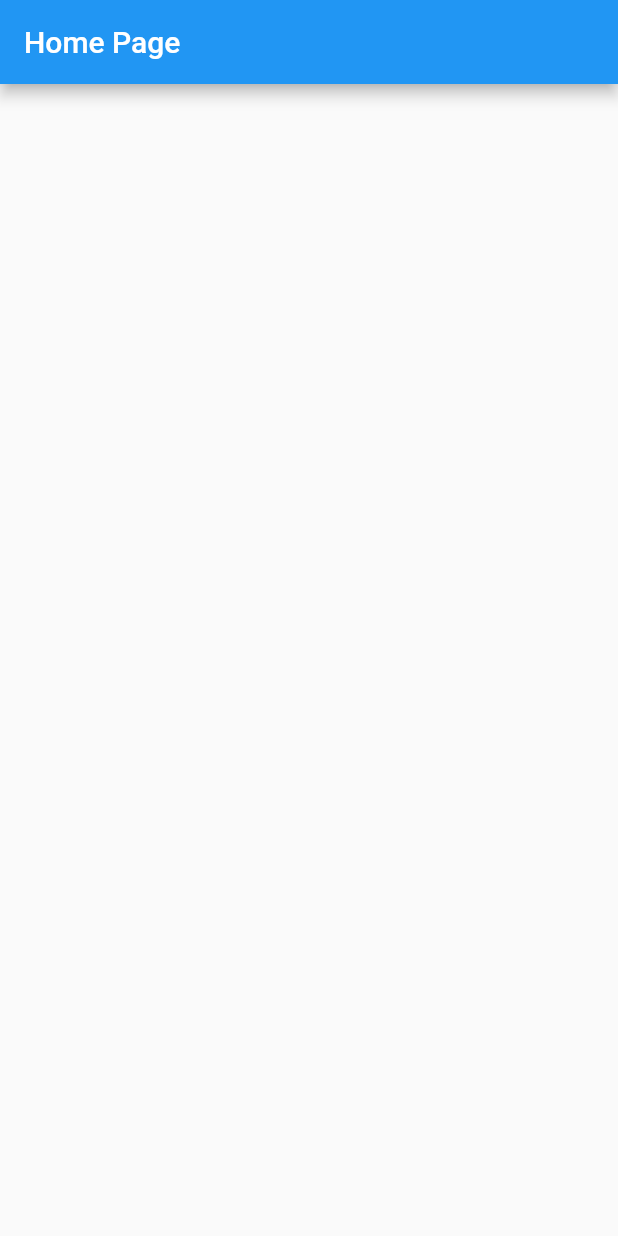
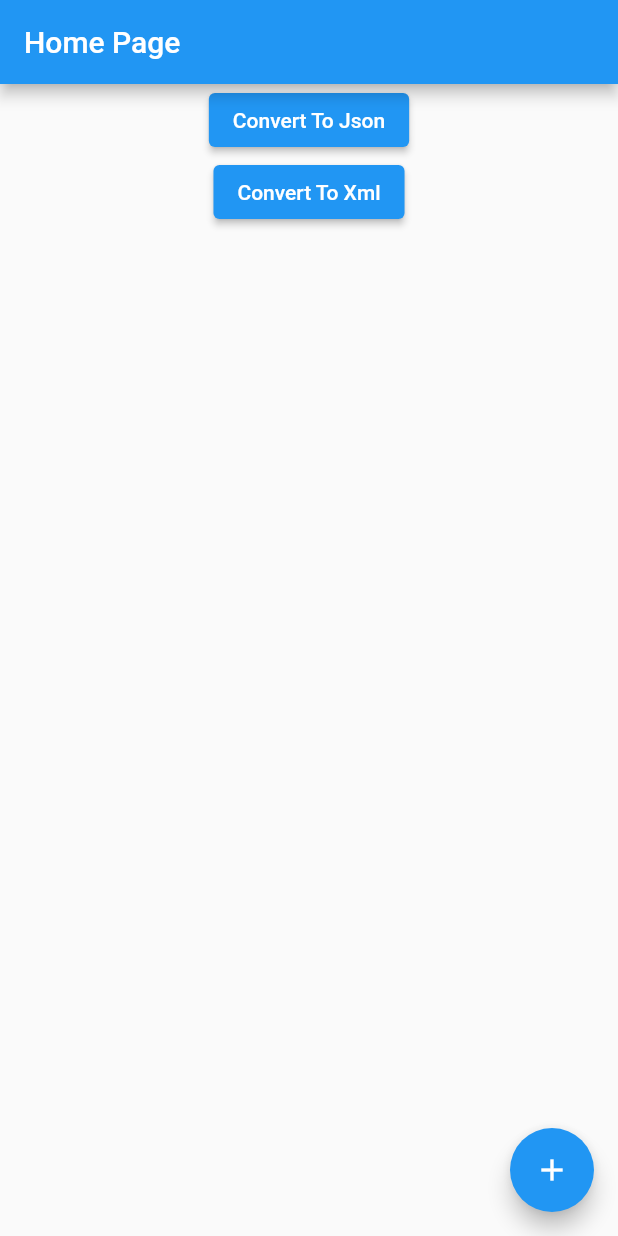
Before and after one commit to hasanyatar/XmlToJson, a Flutter app: the screen it shows after launch, on a phone screen of 412 x 824 dp. Run offline on Flutter 3.47's test engine with Material 2 defaults, Android fonts, the phone set to English and light mode, and no system bars; missing offline and left inert: xml2json, xml_map_converter.

Commit message:
Add converter xml

```diff
--- a/app/lib/main.dart
+++ b/app/lib/main.dart
@@ -30,6 +30,29 @@ class HomePage extends StatelessWidget {
       appBar: AppBar(
         title: const Text('Home Page'),
       ),
+      body: Center(
+        child: Column(
+          children: [
+            ElevatedButton(
+              child: const Text('Convert To Json'),
+              onPressed: () {
+                XmltoJsonGenerator.instance.convertToJson(xmlString: 'Example');
+              },
+            ),
+            ElevatedButton(
+              child: const Text('Convert To Xml'),
+              onPressed: () {},
+            ),
+          ],
+        ),
+      ),
+      floatingActionButton: FloatingActionButton(
+        onPressed: () {
+          XmltoJsonGenerator.instance.convertToXml(toJson: {});
+        },
+        tooltip: 'Convert To Json',
+        child: const Icon(Icons.add),
+      ),
     );
   }
 }
--- /dev/null
+++ b/app/lib/xml_generator.dart
@@ -0,0 +1,24 @@
+import 'dart:convert';
+import 'package:xml2json/xml2json.dart';
+import 'package:xml_map_converter/xml_map_converter.dart';
+
+class XmltoJsonGenerator {
+  static final XmltoJsonGenerator _instance = XmltoJsonGenerator._internal();
+  static XmltoJsonGenerator get instance => _instance;
+  late final Xml2Json _xml2json;
+  XmltoJsonGenerator._internal() {
+    _xml2json = Xml2Json();
+  }
+  Map<String, dynamic> convertToJson({required String xmlString}) {
+    _xml2json.parse(xmlString);
+    var jsonString = _xml2json.toGData();
+    var data = jsonDecode(jsonString);
+    return data;
+  }
+
+  Future<String> convertToXml({required Map<String, dynamic> toJson}) async {
+    final xml = Map2Xml(toJson);
+    final xmlData = xml.transform();
+    return xmlData;
+  }
+}
--- a/app/pubspec.yaml
+++ b/app/pubspec.yaml
@@ -30,6 +30,8 @@ dependencies:
   cupertino_icons: ^1.0.2
   flutter:
     sdk: flutter
+  xml2json: ^5.3.5
+  xml_map_converter: ^1.0.0+1
 
 dev_dependencies:
   flutter_lints: ^2.0.0
```
